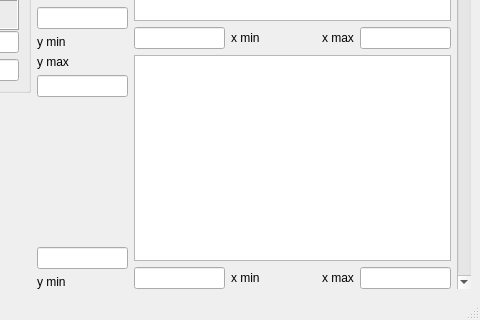
Qt form Gui_DCS_Lockpoints.ui (peter-chang62/Microscope_Data_Analysis) before a commit; both pictures show x 269 to 749 and y 195 to 515 of the 749 by 515 pixel window.
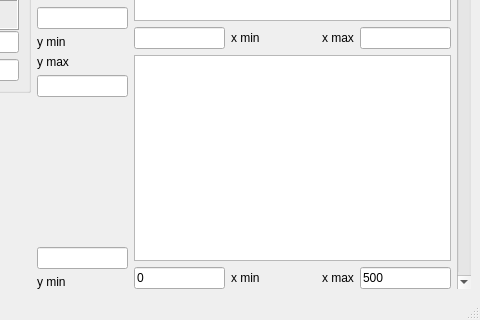
The same form after that commit. Custom widgets are drawn as their Qt base class.

```diff
--- a/Gui_DCS_Lockpoints.ui
+++ b/Gui_DCS_Lockpoints.ui
@@ -388,6 +388,9 @@
                 <height>16777215</height>
                </size>
               </property>
+              <property name="text">
+               <string>0</string>
+              </property>
              </widget>
             </item>
             <item>
@@ -425,6 +428,9 @@
                 <height>16777215</height>
                </size>
               </property>
+              <property name="text">
+               <string>500</string>
+              </property>
              </widget>
             </item>
            </layout>
```
